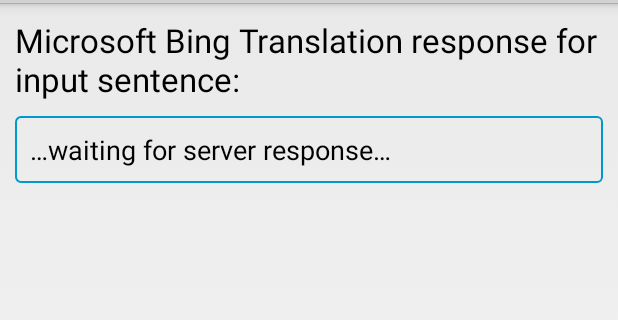
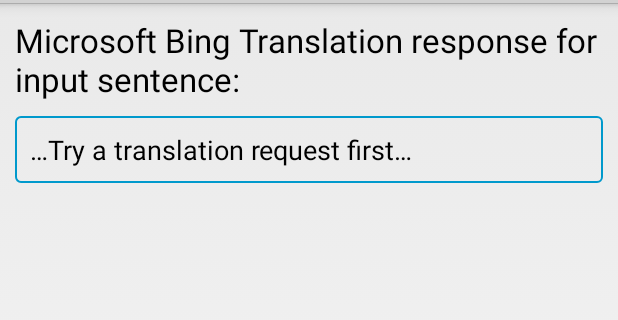
Before and after one commit to gibtmirdas/Kindle1, an Android app: the fragment MicrosoftTab shown on its own in the app's theme, on a phone screen of 412 x 824 dp, the part 69-389 px from its top. Run offline under Robolectric (Android 15) with nearby library versions, the phone set to English and light mode, and no system bars.

Commit message:
Asynchronous WebService Microsoft bug empty request: solved

```diff
--- a/app/src/main/AndroidManifest.xml
+++ b/app/src/main/AndroidManifest.xml
@@ -10,7 +10,6 @@
         android:theme="@style/AppTheme" >
         <activity
             android:name="ch.unige.Twic.MainActivity"
-            android:screenOrientation="portrait"
             android:configChanges="orientation|keyboardHidden"
             android:label="@string/app_name" >
             <intent-filter>
--- a/app/src/main/java/ch/unige/Twic/Twic/TextAnalyzer.java
+++ b/app/src/main/java/ch/unige/Twic/Twic/TextAnalyzer.java
@@ -27,6 +27,8 @@ public class TextAnalyzer {
     }
 
     private static TextAnalysis splitText(TextAnalysis analysis) {
+        if(analysis.getText().length() == 0 )
+            return analysis;
         String text = analysis.getText();
         int offset = analysis.getOffset();
         if (offset == text.length())
--- a/app/src/main/java/ch/unige/Twic/Twic/tabs/MicrosoftTab.java
+++ b/app/src/main/java/ch/unige/Twic/Twic/tabs/MicrosoftTab.java
@@ -5,22 +5,32 @@ import android.support.v4.app.Fragment;
 import android.view.LayoutInflater;
 import android.view.View;
 import android.view.ViewGroup;
+import android.widget.ProgressBar;
 import android.widget.TextView;
+
+import java.util.Map;
 
 import ch.unige.Twic.MainActivity;
 import ch.unige.Twic.R;
 import ch.unige.Twic.Twic.Exceptions.TwicException;
+import ch.unige.Twic.Twic.TranslationInfo;
+import ch.unige.Twic.Twic.TwicUrlBuilder;
+import ch.unige.Twic.Twic.TwicXmlParser;
+import ch.unige.Twic.WebService;
 import ch.unige.Twic.WebServiceObserver;
 
 public class MicrosoftTab extends Fragment implements ManagableTab, WebServiceObserver {
 
-    private TextView MsReponse;
+    private TextView msReponse;
+    private ProgressBar progressBar;
 
     @Override
     public View onCreateView(LayoutInflater inflater, ViewGroup container,
                              Bundle savedInstanceState) {
         View v = inflater.inflate(R.layout.microsoft, container, false);
-        MsReponse = (TextView) v.findViewById(R.id.MsReponse);
+        msReponse = (TextView) v.findViewById(R.id.MsReponse);
+        progressBar = (ProgressBar) v.findViewById(R.id.progressBarMs);
+        progressBar.setVisibility(View.INVISIBLE);
         try {
             MainActivity.cleanFlash();
             update();
@@ -33,15 +43,20 @@ public class MicrosoftTab extends Fragment implements ManagableTab, WebServiceOb
 
     @Override
     public void update() throws TwicException {
-//        if(TranslationInfo.isIsInitialized()) {
-//            String path = TwicUrlBuilder.getMsRequestUrl();
-//            String response = WebService.callMsUrl(path);
-//            MsReponse.setText(response);
-//        }
+        progressBar.setVisibility(View.VISIBLE);
+        if(TranslationInfo.isIsInitialized()) {
+            String path = TwicUrlBuilder.getMsRequestUrl();
+            (new WebService(this)).execute(path, "ms");
+        }else
+            progressBar.setVisibility(View.INVISIBLE);
     }
 
-    @Override
-    public void updateResponse(String tag) {
-        MsReponse.setText("HELLO FUCKER");
+    public void updateResponse(String response) {
+        response = TwicXmlParser.parseMsResponse(response);
+        String text = "…Nothing to show…";
+        if(response.length() > 0)
+            text = response;
+        msReponse.setText(text);
+        progressBar.setVisibility(View.INVISIBLE);
     }
 }
--- a/app/src/main/res/layout/microsoft.xml
+++ b/app/src/main/res/layout/microsoft.xml
@@ -30,10 +30,21 @@
                 android:layout_width="wrap_content"
                 android:layout_height="wrap_content"
                 android:textAppearance="?android:attr/textAppearanceMedium"
-                android:text="@string/MsReponse"
+                android:text="@string/MsReponseDefault"
                 android:id="@+id/MsReponse"
                 android:background="@drawable/border"
                 android:password="false" />
         </TableRow>
+
+        <TableRow
+            android:layout_width="fill_parent"
+            android:layout_height="fill_parent">
+
+            <ProgressBar
+                android:layout_width="wrap_content"
+                android:layout_height="wrap_content"
+                android:layout_gravity="left"
+                android:id="@+id/progressBarMs" />
+        </TableRow>
     </TableLayout>
 </LinearLayout>
--- a/app/src/main/res/values/strings.xml
+++ b/app/src/main/res/values/strings.xml
@@ -33,6 +33,9 @@
     <string name="infoLogo">unigeLogo</string>
     <string name="itsTitle">Its response for input sentence:</string>
     <string name="itsReponse">…waiting for server response…</string>
+    <string name="itsReponseDefault">…Try a translation request first…</string>
     <string name="MsTitle">Microsoft Bing Translation response for input sentence:</string>
     <string name="MsReponse">…waiting for server response…</string>
+    <string name="MsReponseDefault">…Try a translation request first…</string>
+    <string name="responseEmpty">…Nothing to show…</string>
 </resources>
```
Also changed, not shown: app/src/main/java/ch/unige/Twic/Twic/TwicXmlParser.java (+23 -12 lines), app/src/main/java/ch/unige/Twic/Twic/tabs/ItsTab.java (+13 -2 lines), app/src/main/java/ch/unige/Twic/Twic/tabs/TwicTab.java (+9 -0 lines), app/src/main/java/ch/unige/Twic/WebService.java (+26 -30 lines), app/src/main/res/layout/its.xml (+11 -1 lines), app/src/main/res/layout/twic.xml (+12 -1 lines).
